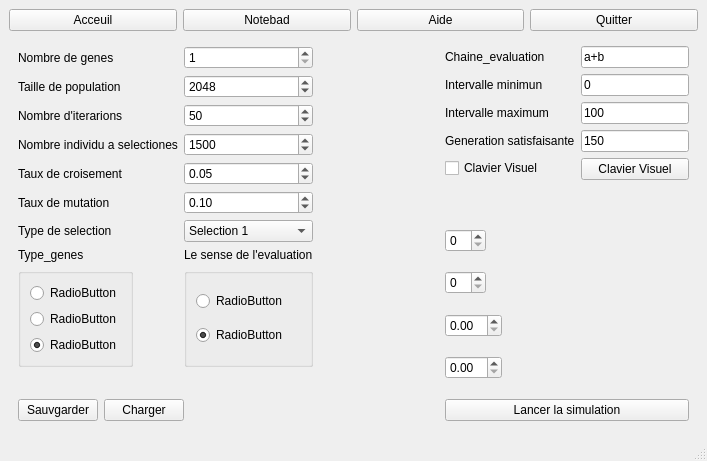
Old version of the form AlgorithmeGenetique/OP/modelisationprblm.ui in the repository AlgorithmeGenetiqueGenerique/Projet.
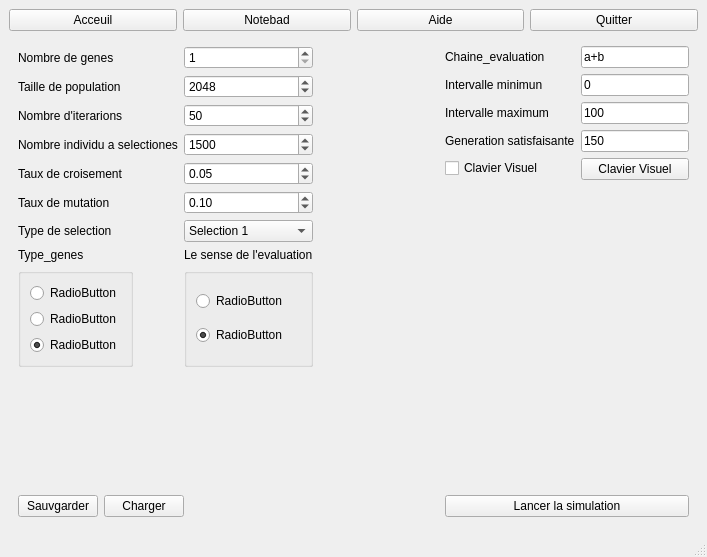
New version of the form.

Patch:
```diff
--- a/AlgorithmeGenetique/OP/modelisationprblm.ui
+++ b/AlgorithmeGenetique/OP/modelisationprblm.ui
@@ -7,7 +7,7 @@
     <x>0</x>
     <y>0</y>
     <width>707</width>
-    <height>461</height>
+    <height>557</height>
    </rect>
   </property>
   <property name="windowTitle">
@@ -161,9 +161,6 @@
             </property>
            </spacer>
           </item>
-          <item row="10" column="0">
-           <widget class="QSpinBox" name="spinBox_5"/>
-          </item>
           <item row="10" column="1">
            <spacer name="verticalSpacer">
             <property name="orientation">
@@ -177,9 +174,6 @@
             </property>
            </spacer>
           </item>
-          <item row="11" column="0">
-           <widget class="QSpinBox" name="spinBox_6"/>
-          </item>
           <item row="11" column="1">
            <spacer name="verticalSpacer_2">
             <property name="orientation">
@@ -193,9 +187,6 @@
             </property>
            </spacer>
           </item>
-          <item row="12" column="0">
-           <widget class="QDoubleSpinBox" name="doubleSpinBox_3"/>
-          </item>
           <item row="12" column="1">
            <spacer name="verticalSpacer_3">
             <property name="orientation">
@@ -222,9 +213,6 @@
             </property>
            </spacer>
           </item>
-          <item row="13" column="0">
-           <widget class="QDoubleSpinBox" name="doubleSpinBox_4"/>
-          </item>
          </layout>
         </item>
         <item row="1" column="0">
```
Left out of the diff: 2 changed lines with no effect on the pictures.
